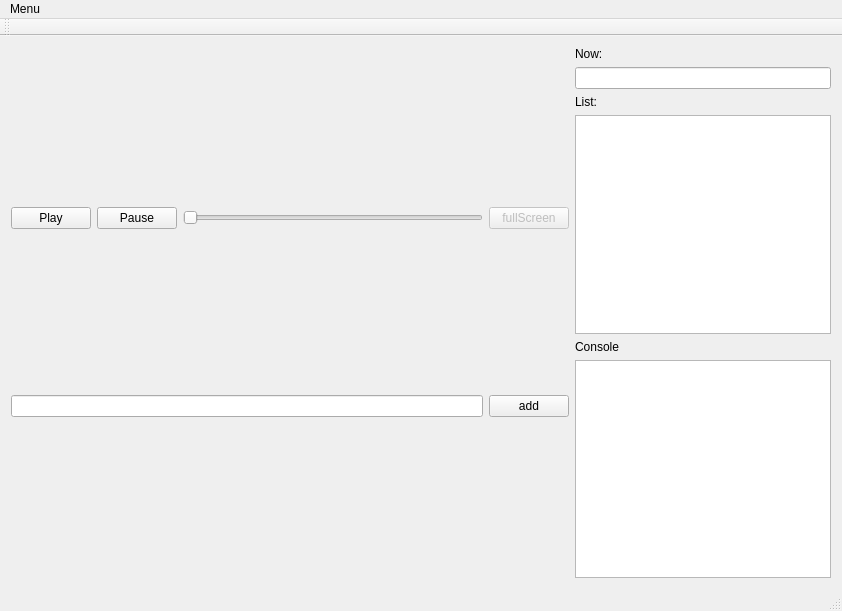
yat011/singk_qt, file mainwindow.ui: the form before one commit.
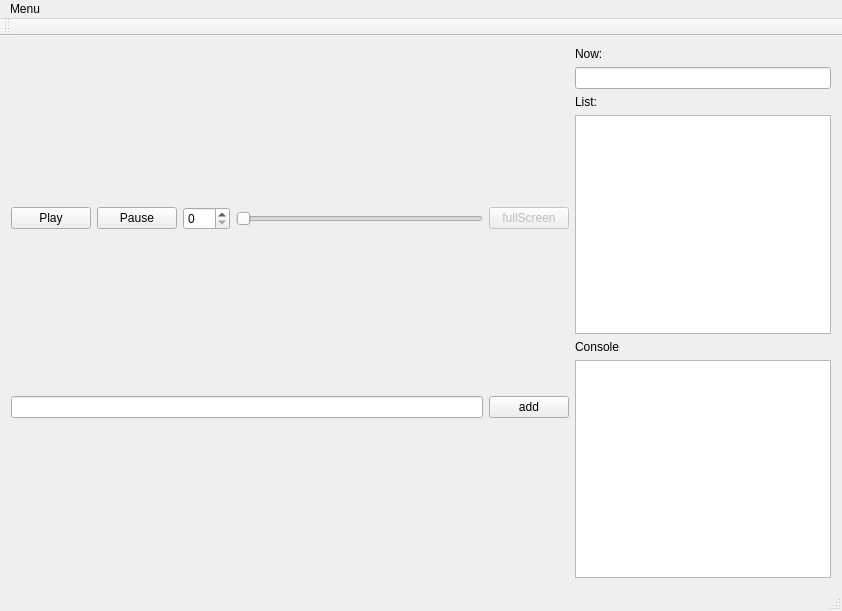
The form after the commit.

What changed in the file:
```diff
--- a/mainwindow.ui
+++ b/mainwindow.ui
@@ -35,6 +35,13 @@
             </property>
            </widget>
           </item>
+          <item>
+           <widget class="QSpinBox" name="volumeSpinBox">
+            <property name="maximum">
+             <number>100</number>
+            </property>
+           </widget>
+          </item>
           <item>
            <widget class="QSlider" name="timeSlider">
             <property name="orientation">
```
Left out of the diff: 1 changed line with no effect on the pictures.
